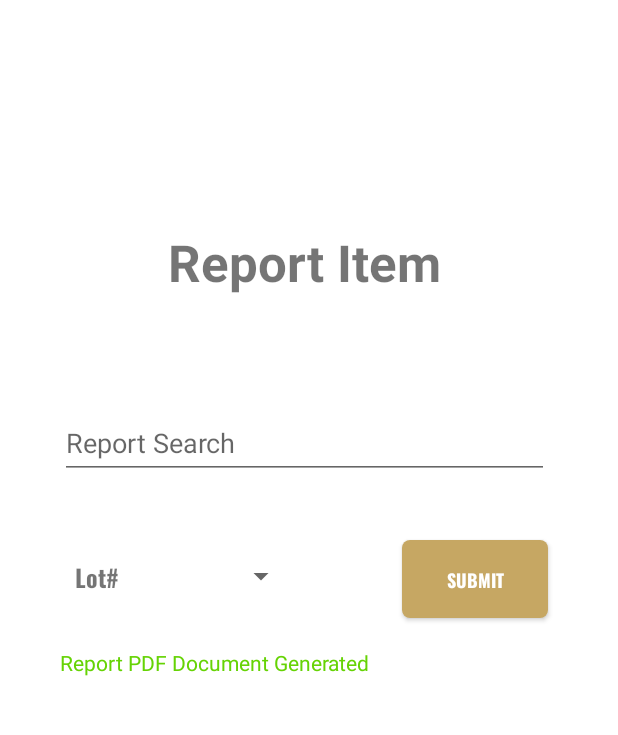
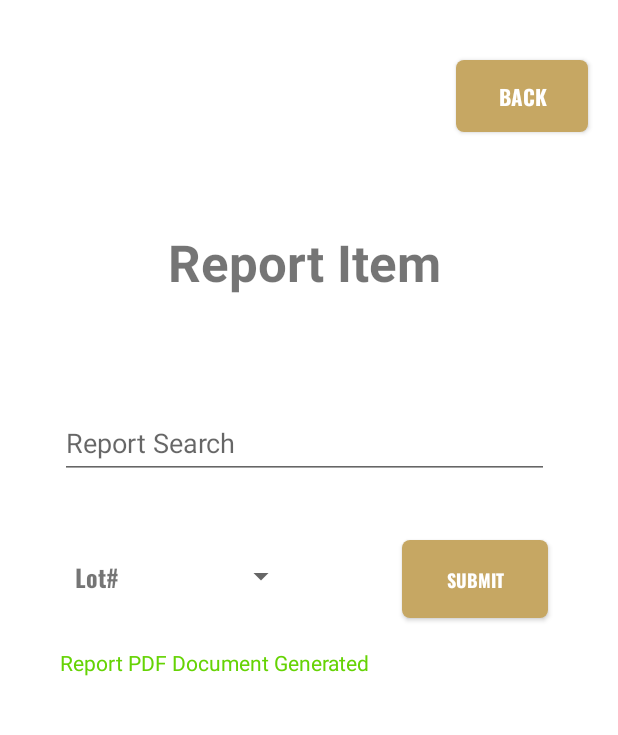
Before and after one commit to MBZ-0/TAAM-Collection-Management-App, an Android app: the fragment ReportItemFragment placed in its activity, after a tap on "SUBMIT", on a phone screen of 412 x 824 dp, the part 61-796 px from its top. Run offline under Robolectric (Android 15) with nearby library versions, the phone set to English and light mode, and no system bars; our stand-ins replace Firebase (no records; nobody signed in at launch, a user with empty details on screens opened directly); pictures from the network do not load; 5 statements that could not run were skipped.

Commit message:
feat: added 'back' button to report item fragment, and cleaned code

```diff
--- a/app/src/main/java/com/tbb/taamcollection/ReportItemFragment.java
+++ b/app/src/main/java/com/tbb/taamcollection/ReportItemFragment.java
@@ -8,6 +8,8 @@ import android.os.Bundle;
 import androidx.annotation.NonNull;
 import androidx.annotation.Nullable;
 import androidx.fragment.app.Fragment;
+import androidx.fragment.app.FragmentTransaction;
+
 
 import android.os.Environment;
 import android.text.Layout;
@@ -55,6 +57,7 @@ public class ReportItemFragment extends Fragment {
         // Variables
         Spinner spinnerReportType = view.findViewById(R.id.spinnerReportType);
         Button reportButton = view.findViewById(R.id.reportSubmit);
+        Button backButtonReport = view.findViewById(R.id.backButtonReport);
         TextInputEditText reportText = view.findViewById(R.id.reportInput);
         TextView reportStatus = view.findViewById(R.id.reportStatus);
 
@@ -65,7 +68,12 @@ public class ReportItemFragment extends Fragment {
         itemAdapter.setDropDownViewResource(R.layout.spinner);
         spinnerReportType.setAdapter(itemAdapter);
 
-
+        backButtonReport.setOnClickListener(new View.OnClickListener() {
+            @Override
+            public void onClick(View v) {
+                loadFragment(new HomeFragment());
+            }
+        });
 
         reportButton.setOnClickListener(new View.OnClickListener() {
             @Override
@@ -73,10 +81,8 @@ public class ReportItemFragment extends Fragment {
                 reportStatus.setText("Report PDF Document Generated");
                 reportStatus.setTextColor(Color.parseColor("#65D304"));
 
-                String type = "";
-                if(spinnerReportType.getSelectedItem().toString() != null){
-                    type = spinnerReportType.getSelectedItem().toString();
-                }
+                String type = spinnerReportType.getSelectedItem().toString();
+
                 System.out.println(type);
                 if(type.equals("Lot#")){
                     LinkedList<Item> itemsList = db.search("", reportText.getText().toString(), "", "");
@@ -117,67 +123,6 @@ public class ReportItemFragment extends Fragment {
 
             }
         });
-//        Button nameButton = view.findViewById(R.id.name_submit);
-//        Button catButton = view.findViewById(R.id.cat_submit);
-//        Button catdpButton = view.findViewById(R.id.cat_dpsubmit);
-//        Button periodButton = view.findViewById(R.id.period_submit);
-//        Button periodDPButton = view.findViewById(R.id.period_dpsubmit);
-//
-//        TextInputEditText lotText = view.findViewById(R.id.lot_input);
-//        TextInputEditText nameText = view.findViewById(R.id.name_input);
-//        TextInputEditText catText = view.findViewById(R.id.cat_input);
-//        TextInputEditText catdpText = view.findViewById(R.id.cat_dpinput);
-//        TextInputEditText periodText = view.findViewById(R.id.period_input);
-//        TextInputEditText periodDPText = view.findViewById(R.id.period_dpinput);
-//
-//        Button allButton = view.findViewById(R.id.all_submit);
-//        Button allDPButton = view.findViewById(R.id.all_dpsubmit);
-//
-//
-//        lotButton.setOnClickListener(new View.OnClickListener() { // LOT SEARCH
-//            @Override
-//            public void onClick(View v) {
-//                LinkedList<Item> itemsList = db.search("", lotText.getText().toString(), "", "");
-//                new CreatePDFTask().execute(itemsList);
-//            }
-//        });
-//        nameButton.setOnClickListener(new View.OnClickListener() { // NAME SEARCH
-//            @Override
-//            public void onClick(View v) {
-//                LinkedList<Item> itemsList = db.search(nameText.getText().toString(), "", "", "");
-//                new CreatePDFTask().execute(itemsList);
-//            }
-//        });
-//        catButton.setOnClickListener(new View.OnClickListener() { // CATEGORY SEARCH
-//            @Override
-//            public void onClick(View v) {
-//                LinkedList<Item> itemsList = db.search("", "", catText.getText().toString(), "");
-//                new CreatePDFTask().execute(itemsList);
-//            }
-//        });
-//        catdpButton.setOnClickListener(new View.OnClickListener() { // CATEGORY W/ DESC. & PIC
-//            @Override
-//            public void onClick(View v) {
-//                LinkedList<Item> itemsList = db.search("", "", catdpText.getText().toString(), "");
-//                dp = true;
-//                new CreatePDFTask().execute(itemsList);
-//            }
-//        });
-//        periodButton.setOnClickListener(new View.OnClickListener() { // PERIOD SEARCH
-//            @Override
-//            public void onClick(View v) {
-//                LinkedList<Item> itemsList = db.search("", "", "", periodText.getText().toString());
-//                new CreatePDFTask().execute(itemsList);
-//            }
-//        });
-//        periodDPButton.setOnClickListener(new View.OnClickListener() { // PERIOD W/ DESC. & PIC SEARCH
-//            @Override
-//            public void onClick(View v) {
-//                LinkedList<Item> itemsList = db.search("", "", "", periodDPText.getText().toString());
-//                dp = true;
-//                new CreatePDFTask().execute(itemsList);
-//            }
-//        });
 
         return view;
     }
@@ -274,4 +219,10 @@ public class ReportItemFragment extends Fragment {
             }
         }
     }
+    private void loadFragment(Fragment fragment) {
+        FragmentTransaction transaction = getParentFragmentManager().beginTransaction();
+        transaction.replace(R.id.fragment_container, fragment);
+        transaction.addToBackStack(null);
+        transaction.commit();
+    }
 }
--- a/app/src/main/res/layout/report_item_fragment.xml
+++ b/app/src/main/res/layout/report_item_fragment.xml
@@ -32,6 +32,21 @@
         app:layout_constraintStart_toStartOf="parent"
         app:layout_constraintTop_toTopOf="parent" />
 
+    <Button
+        android:id="@+id/backButtonReport"
+        android:layout_width="wrap_content"
+        android:layout_height="wrap_content"
+        android:layout_marginStart="304dp"
+        android:layout_marginTop="40dp"
+        android:background="@drawable/button_background"
+        android:fontFamily="@font/oswald_bold"
+        android:text="Back"
+        android:textColor="#FFFFFF"
+        android:textColorLink="#FFFFFF"
+        app:layout_constraintLeft_toLeftOf="parent"
+        app:layout_constraintRight_toRightOf="parent"
+        app:layout_constraintStart_toStartOf="parent"
+        app:layout_constraintTop_toTopOf="parent" />
     <Spinner
         android:id="@+id/spinnerReportType"
         android:layout_width="158dp"
@@ -71,4 +86,6 @@
         app:layout_constraintTop_toTopOf="parent" />
 
 
+
+
 </androidx.constraintlayout.widget.ConstraintLayout>
```
